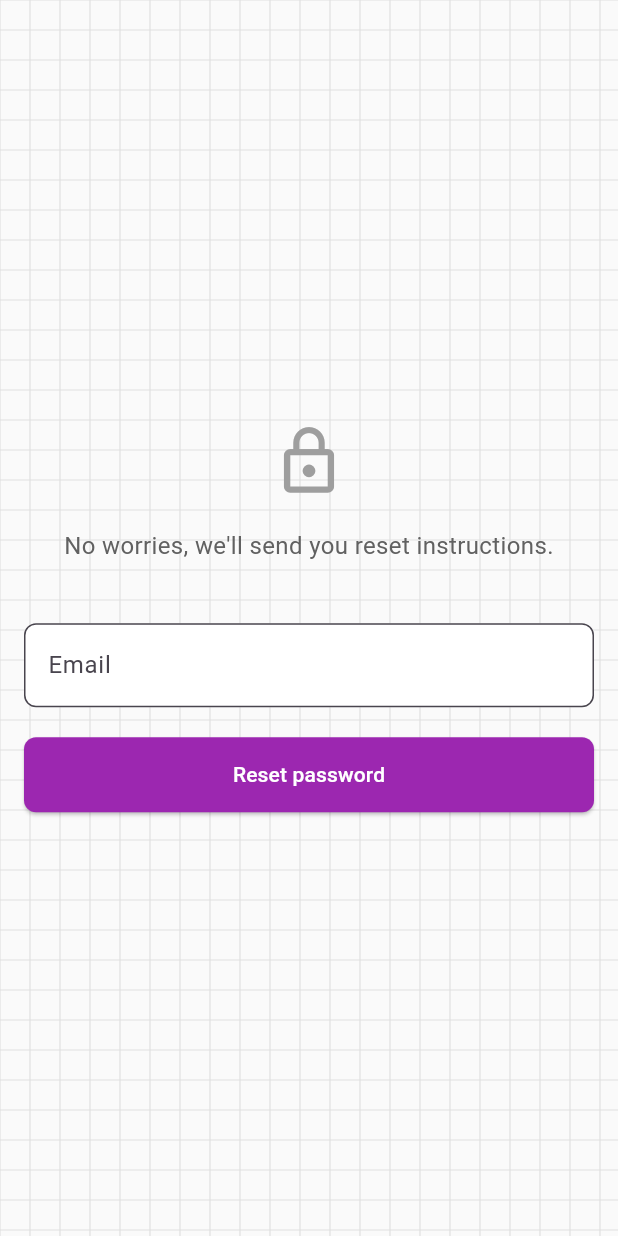
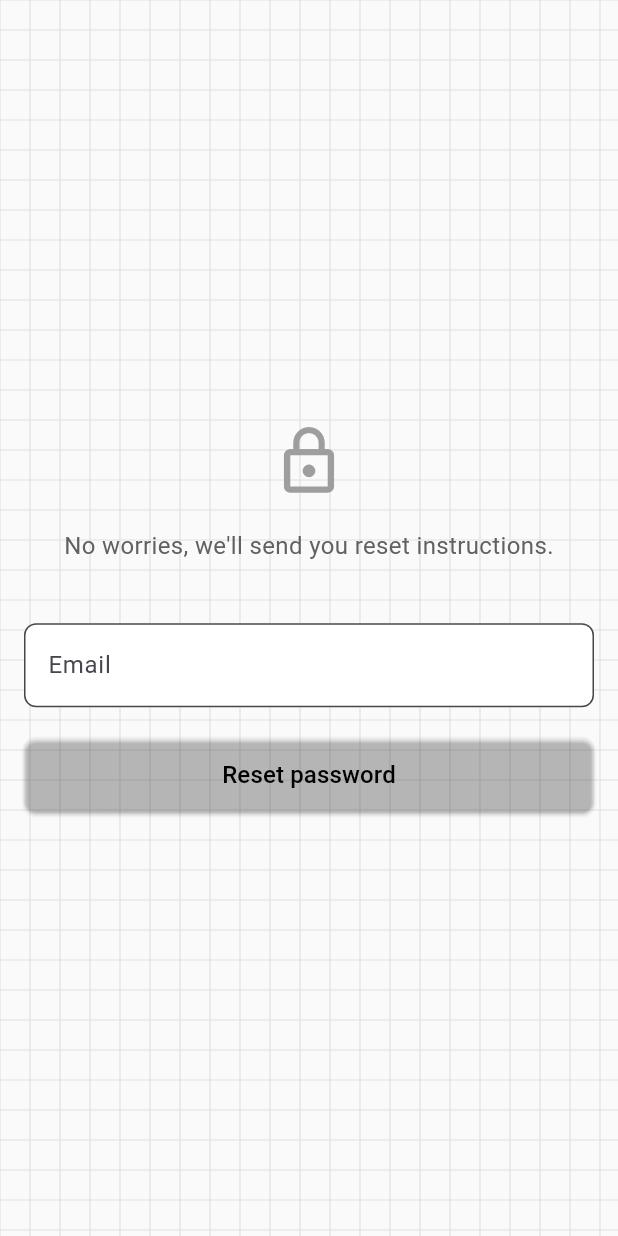
Before and after one commit to greysonAlinogy7/vikoba-mobileApp, a Flutter app: the Loginscreen screen opened directly, after a tap on "Forgot password?", on a phone screen of 412 x 824 dp. Run offline on Flutter 3.47's test engine with Material 3 defaults, Android fonts, the phone set to English and light mode, and no system bars; our stand-ins replace form_field_validator, get.

Commit message:
working on styling global app text

```diff
--- a/lib/main.dart
+++ b/lib/main.dart
@@ -1,6 +1,6 @@
 import 'package:flutter/material.dart';
 import 'package:get/get_navigation/src/root/get_material_app.dart';
-import 'package:vikoba_mobileapp/screen/homescreen.dart';
+import 'package:vikoba_mobileapp/screen/onboardingScreen.dart';
 
 void main() {
   runApp(const MyApp());
@@ -17,7 +17,7 @@ class MyApp extends StatelessWidget {
       theme: ThemeData(
         colorScheme: ColorScheme.fromSeed(seedColor: Colors.deepPurple),
       ),
-      home: const Homescreen(),
+      home: const Onboardingscreen(),
     );
   }
 }
--- a/lib/screen/LoginScreen.dart
+++ b/lib/screen/LoginScreen.dart
@@ -5,6 +5,7 @@ import 'package:vikoba_mobileapp/screen/homescreen.dart';
 import 'package:vikoba_mobileapp/service/Service.dart';
 
 import '../screen/registration.dart';
+import '../widget/appcolor.dart';
 import '../widget/background.dart';
 import 'forgotpassword.dart';
 
@@ -179,7 +180,7 @@ class _LoginscreenState extends State<Loginscreen> {
                       child: ElevatedButton(
                         onPressed: isLoading ? null : _login,
                         style: ElevatedButton.styleFrom(
-                          backgroundColor: Colors.purple,
+                          backgroundColor: AppColors.buttonColor,
                           foregroundColor: Colors.white,
                           padding: const EdgeInsets.symmetric(vertical: 16),
                           shape: RoundedRectangleBorder(
@@ -192,10 +193,7 @@ class _LoginscreenState extends State<Loginscreen> {
                               )
                             : const Text(
                                 "Login",
-                                style: TextStyle(
-                                  fontSize: 18,
-                                  fontWeight: FontWeight.bold,
-                                ),
+                                style: AppTextStyle.buttonText,
                               ),
                       ),
                     ),
@@ -207,7 +205,7 @@ class _LoginscreenState extends State<Loginscreen> {
                       children: [
                         const Text(
                           "Don't have an account?",
-                          style: TextStyle(fontSize: 16, color: Colors.black),
+                          style: AppTextStyle.buttonText,
                         ),
                         TextButton(
                           onPressed: () {
--- a/lib/screen/forgotpassword.dart
+++ b/lib/screen/forgotpassword.dart
@@ -1,4 +1,5 @@
 import 'package:flutter/material.dart';
+import 'package:vikoba_mobileapp/widget/appcolor.dart';
 
 import '../widget/background.dart';
 
@@ -50,14 +51,17 @@ class Forgotpassword extends StatelessWidget {
                     print('Reset password for ${_emailController.text}');
                   },
                   style: ElevatedButton.styleFrom(
-                    backgroundColor: Colors.purple,
+                    backgroundColor: AppColors.buttonColor,
                     foregroundColor: Colors.white,
                     minimumSize: const Size(double.infinity, 50),
                     shape: RoundedRectangleBorder(
                       borderRadius: BorderRadius.circular(8.0),
                     ),
                   ),
-                  child: const Text('Reset password'),
+                  child: const Text(
+                    'Reset password',
+                    style: AppTextStyle.buttonText,
+                  ),
                 ),
               ],
             ),
--- a/lib/screen/homescreen.dart
+++ b/lib/screen/homescreen.dart
@@ -22,7 +22,7 @@ class _HomescreenState extends State<Homescreen> {
       bottomNavigationBar: BottomNavigationBar(
         backgroundColor: Colors.white10,
         elevation: 0,
-        selectedItemColor: Colors.black,
+        selectedItemColor: Colors.green,
         unselectedItemColor: Colors.grey,
         currentIndex: _selectedIndex,
         onTap: _onItemTapped,
@@ -33,7 +33,7 @@ class _HomescreenState extends State<Homescreen> {
           ),
           BottomNavigationBarItem(
             icon: Icon(Icons.local_atm_outlined),
-            label: "loan",
+            label: "mkopo",
           ),
           BottomNavigationBarItem(icon: Icon(Icons.person), label: "profile"),
           BottomNavigationBarItem(icon: Icon(Icons.settings), label: "setting"),
--- a/lib/service/service.dart
+++ b/lib/service/service.dart
@@ -19,7 +19,7 @@ class AuthResponse {
 }
 
 class Service {
-  static const String _baseUrl = 'http://192.168.1.123:8080/auth';
+  static const String _baseUrl = 'http://172.16.130.178:8080/auth';
 
   /// Register a new user
   /// Optional token for admin-only registration
--- /dev/null
+++ b/lib/widget/appcolor.dart
@@ -0,0 +1,9 @@
+import 'package:flutter/material.dart';
+
+class AppColors {
+  static const Color buttonColor = Color(0xE1D3E0);
+}
+
+class AppTextStyle {
+  static const buttonText = TextStyle(fontSize: 16, color: Colors.black);
+}
```
Also changed, not shown: lib/screen/registration.dart (+7 -3 lines), lib/widget/appform.dart (added, +16 -0 lines), lib/widget/myforn.dart (deleted, +0 -11 lines).
